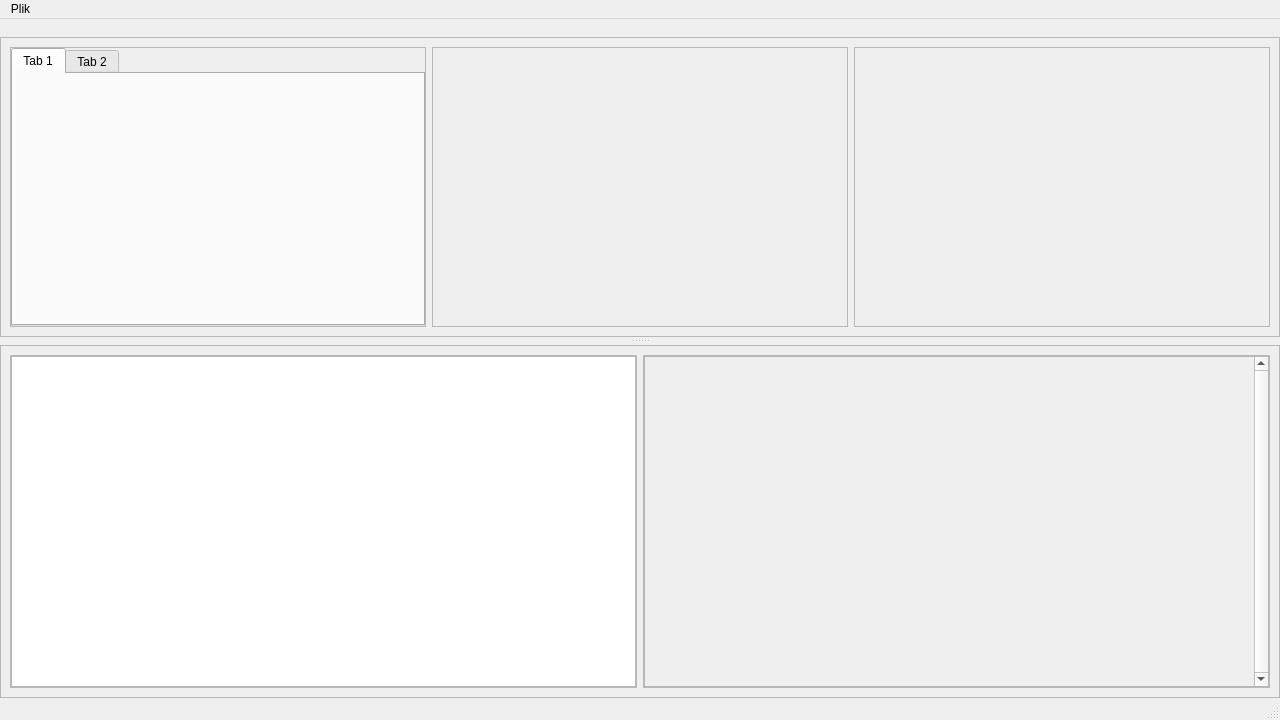
Wrongcosine3024/TerraCan, file mainwindow.ui: the form before one commit.
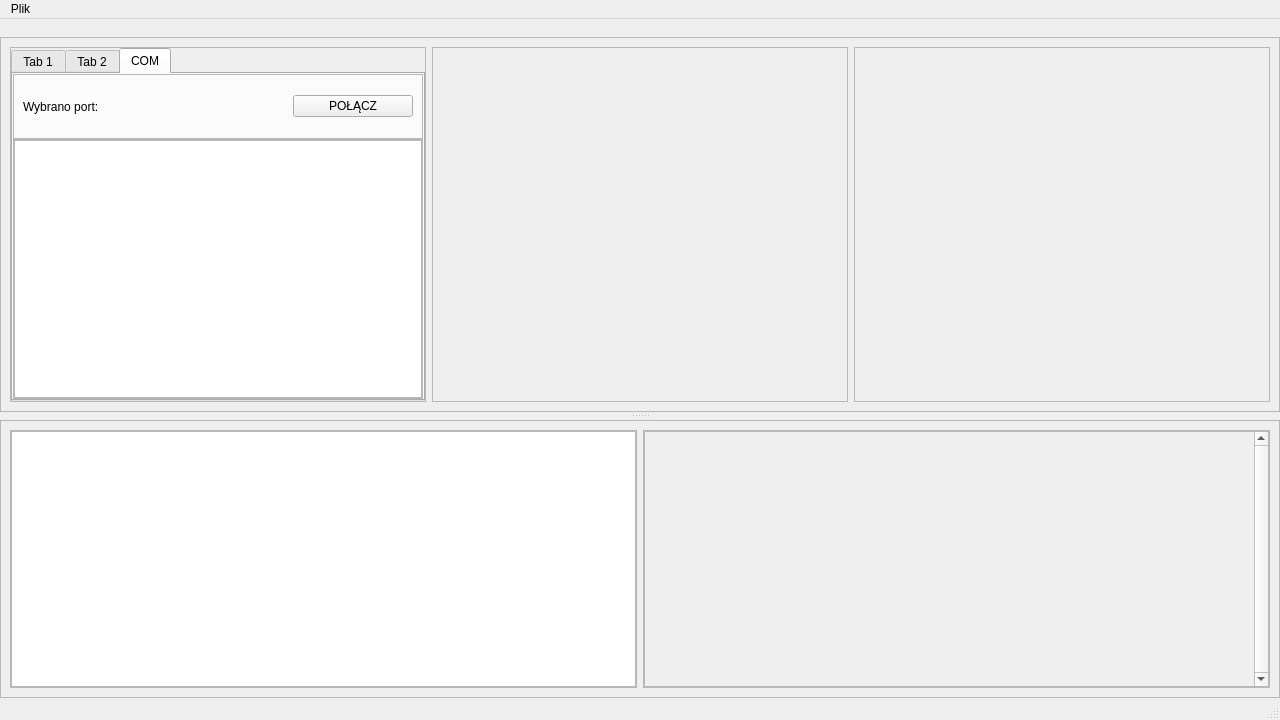
The form after the commit.

The edit to the form file:
```diff
--- a/mainwindow.ui
+++ b/mainwindow.ui
@@ -122,7 +122,7 @@
                <item>
                 <widget class="QTabWidget" name="tabWidget">
                  <property name="currentIndex">
-                  <number>0</number>
+                  <number>2</number>
                  </property>
                  <widget class="QWidget" name="tab_3">
                   <attribute name="title">
@@ -134,6 +134,122 @@
                    <string>Tab 2</string>
                   </attribute>
                  </widget>
+                 <widget class="QWidget" name="COM_tab">
+                  <attribute name="title">
+                   <string>COM</string>
+                  </attribute>
+                  <layout class="QVBoxLayout" name="verticalLayout_4" stretch="2,8">
+                   <property name="spacing">
+                    <number>0</number>
+                   </property>
+                   <property name="leftMargin">
+                    <number>0</number>
+                   </property>
+                   <property name="topMargin">
+                    <number>0</number>
+                   </property>
+                   <property name="rightMargin">
+                    <number>0</number>
+                   </property>
+                   <property name="bottomMargin">
+                    <number>0</number>
+                   </property>
+                   <item>
+                    <widget class="QFrame" name="obsluga_com">
+                     <property name="frameShape">
+                      <enum>QFrame::Shape::StyledPanel</enum>
+                     </property>
+                     <property name="frameShadow">
+                      <enum>QFrame::Shadow::Raised</enum>
+                     </property>
+                     <layout class="QHBoxLayout" name="horizontalLayout_6" stretch="1,1,1">
+                      <property name="spacing">
+                       <number>0</number>
+                      </property>
+                      <item>
+                       <widget class="QLabel" name="wybrano">
+                        <property name="maximumSize">
+                         <size>
+                          <width>90</width>
+                          <height>16777215</height>
+                         </size>
+                        </property>
+                        <property name="text">
+                         <string>Wybrano port:</string>
+                        </property>
+                       </widget>
+                      </item>
+                      <item>
+                       <widget class="QLabel" name="port_label">
+                        <property name="text">
+                         <string/>
+                        </property>
+                       </widget>
+                      </item>
+                      <item>
+                       <widget class="QPushButton" name="COM_connect">
+                        <property name="maximumSize">
+                         <size>
+                          <width>120</width>
+                          <height>16777215</height>
+                         </size>
+                        </property>
+                        <property name="text">
+                         <string>POŁĄCZ</string>
+                        </property>
+                        <property name="checkable">
+                         <bool>true</bool>
+                        </property>
+                        <property name="checked">
+                         <bool>false</bool>
+                        </property>
+                       </widget>
+                      </item>
+                     </layout>
+                    </widget>
+                   </item>
+                   <item>
+                    <widget class="QFrame" name="lista_com">
+                     <property name="frameShape">
+                      <enum>QFrame::Shape::StyledPanel</enum>
+                     </property>
+                     <property name="frameShadow">
+                      <enum>QFrame::Shadow::Raised</enum>
+                     </property>
+                     <layout class="QHBoxLayout" name="horizontalLayout_5">
+                      <property name="spacing">
+                       <number>0</number>
+                      </property>
+                      <property name="leftMargin">
+                       <number>0</number>
+                      </property>
+                      <property name="topMargin">
+                       <number>0</number>
+                      </property>
+                      <property name="rightMargin">
+                       <number>0</number>
+                      </property>
+                      <property name="bottomMargin">
+                       <number>0</number>
+                      </property>
+                      <item>
+                       <widget class="QListWidget" name="com_list">
+                        <property name="frameShape">
+                         <enum>QFrame::Shape::StyledPanel</enum>
+                        </property>
+                        <property name="frameShadow">
+                         <enum>QFrame::Shadow::Sunken</enum>
+                        </property>
+                        <property name="autoScroll">
+                         <bool>false</bool>
+                        </property>
+                       </widget>
+                      </item>
+                     </layout>
+                    </widget>
+                   </item>
+                  </layout>
+                 </widget>
                 </widget>
                </item>
               </layout>
@@ -195,9 +311,15 @@
                </property>
                <item>
                 <widget class="QPlainTextEdit" name="konsola">
+                 <property name="horizontalScrollBarPolicy">
+                  <enum>Qt::ScrollBarPolicy::ScrollBarAsNeeded</enum>
+                 </property>
                  <property name="undoRedoEnabled">
                   <bool>false</bool>
                  </property>
+                 <property name="lineWrapMode">
+                  <enum>QPlainTextEdit::LineWrapMode::NoWrap</enum>
+                 </property>
                  <property name="readOnly">
                   <bool>true</bool>
                  </property>
```
